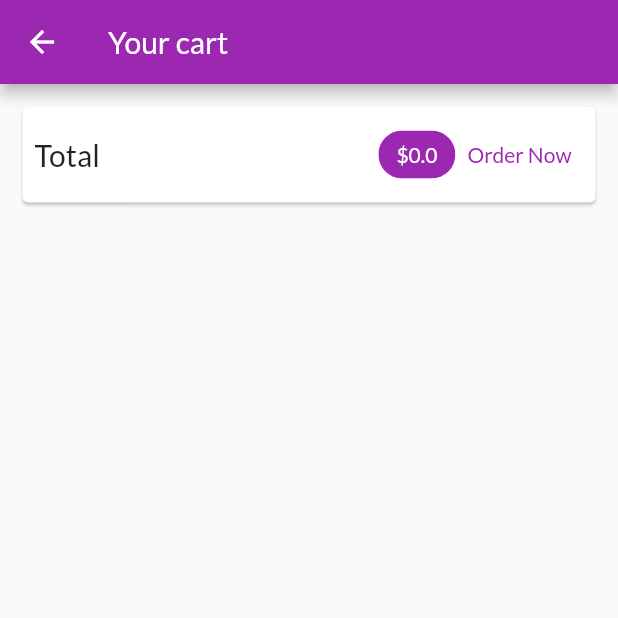
After one commit to hassanrazakhalid/flutter-workspace, a Flutter app: the CartScreen screen opened by its route, after a tap on "Order Now", on a phone screen of 412 x 824 dp, the top half of it. The commit adds this screen. Run offline on Flutter 3.47's test engine with Material 2 defaults, Android fonts, the phone set to English and light mode, and no system bars; network calls fail.

```diff
--- a/shop/lib/providers/cart.dart
+++ b/shop/lib/providers/cart.dart
@@ -25,6 +25,11 @@ class Cart with ChangeNotifier {
     return _items.length;
   }
 
+  double get totalAmount {
+    return _items.values.fold(
+        0, (value, element) => (element.price * element.quantity) + value);
+  }
+
   void addItem(Product product) {
     if (_items.containsKey(product.id)) {
       // _items.update(product,items, (value) => null)
@@ -41,4 +46,14 @@ class Cart with ChangeNotifier {
     }
     notifyListeners();
   }
+
+  void removeItem(String productId) {
+    _items.remove(productId);
+    notifyListeners();
+  }
+
+  void clearCart() {
+    _items = {};
+    notifyListeners();
+  }
 }
--- /dev/null
+++ b/shop/lib/providers/orders.dart
@@ -0,0 +1,34 @@
+import 'package:flutter/foundation.dart';
+import 'package:shop/providers/cart.dart';
+
+class OrderItem {
+  final String id;
+  final double amount;
+  final List<CartItem> products;
+  final DateTime dateTime;
+
+  OrderItem(
+      {required this.id,
+      required this.amount,
+      required this.products,
+      required this.dateTime});
+}
+
+class Orders with ChangeNotifier {
+  List<OrderItem> _orders = [];
+
+  List<OrderItem> get orders {
+    return [..._orders];
+  }
+
+  void addOrder(List<CartItem> cartProducts, double total) {
+    _orders.insert(
+        0,
+        OrderItem(
+            id: DateTime.now().toString(),
+            amount: total,
+            dateTime: DateTime.now(),
+            products: cartProducts));
+    notifyListeners();
+  }
+}
--- a/shop/lib/screens/products_overview_screen.dart
+++ b/shop/lib/screens/products_overview_screen.dart
@@ -5,6 +5,7 @@ import 'package:shop/widgets/badge.dart';
 import '../providers/cart.dart';
 import '../providers/product.dart';
 import '../providers/products.dart';
+import '../widgets/cart_screen.dart';
 import '../widgets/product_item.dart';
 import '../widgets/products_grid.dart';
 
@@ -68,7 +69,9 @@ class _ProductsOverViewScreenState extends State<ProductsOverViewScreen> {
               value: "${cart.itemsCount}",
             ),
             child: IconButton(
-              onPressed: () {},
+              onPressed: () {
+                Navigator.of(context).pushNamed(CartScreen.routeName);
+              },
               icon: Icon(Icons.shopping_cart),
             ),
           )
--- /dev/null
+++ b/shop/lib/widgets/cart_screen.dart
@@ -0,0 +1,75 @@
+import 'package:flutter/material.dart';
+import 'package:provider/provider.dart';
+import 'package:shop/providers/orders.dart';
+
+import '../providers/cart.dart' show Cart;
+import './cart_item.dart';
+
+class CartScreen extends StatelessWidget {
+  static const routeName = "/cart";
+  const CartScreen({Key? key}) : super(key: key);
+
+  @override
+  Widget build(BuildContext context) {
+    final cart = Provider.of<Cart>(context);
+    return Scaffold(
+      appBar: AppBar(
+        title: Text('Your cart'),
+      ),
+      body: Column(
+        children: [
+          Card(
+            margin: EdgeInsets.all(15),
+            child: Padding(
+              padding: EdgeInsets.all(8),
+              child: Row(
+                mainAxisAlignment: MainAxisAlignment.spaceBetween,
+                children: [
+                  Text(
+                    'Total',
+                    style: TextStyle(fontSize: 20),
+                  ),
+                  Spacer(),
+                  Chip(
+                    label: Text('\$${cart.totalAmount}',
+                        style: TextStyle(
+                          color: Theme.of(context)
+                              .primaryTextTheme
+                              .titleSmall!
+                              .color,
+                        )),
+                    backgroundColor: Theme.of(context).primaryColor,
+                  ),
+                  TextButton(
+                    onPressed: () {
+                      Provider.of<Orders>(context, listen: false).addOrder(
+                        cart.items.values.toList(),
+                        cart.totalAmount,
+                      );
+                      cart.clearCart();
+                    },
+                    child: Text(
+                      'Order Now',
+                      style: TextStyle(color: Theme.of(context).primaryColor),
+                    ),
+                  )
+                ],
+              ),
+            ),
+          ),
+          SizedBox(
+            height: 10,
+          ),
+          Expanded(
+              child: ListView.builder(
+                  itemCount: cart.itemsCount,
+                  itemBuilder: (ctx, index) => CartItem(
+                        item: cart.items.values.toList()[index],
+                        itemDeleted: () =>
+                            cart.removeItem(cart.items.keys.toList()[index]),
+                      )))
+        ],
+      ),
+    );
+  }
+}
--- a/shop/pubspec.yaml
+++ b/shop/pubspec.yaml
@@ -37,6 +37,7 @@ dependencies:
   # Use with the CupertinoIcons class for iOS style icons.
   cupertino_icons: ^1.0.2
   provider: ^6.0.5
+  intl: ^0.18.0
 
 dev_dependencies:
   flutter_test:
```
Also changed, not shown: shop/lib/main.dart (+8 -1 lines), shop/lib/screens/orders_screen.dart (added, +24 -0 lines), shop/lib/screens/product_detail_screen.dart (+35 -0 lines), shop/lib/widgets/cart_item.dart (added, +59 -0 lines), shop/lib/widgets/order_item.dart (added, +28 -0 lines).
